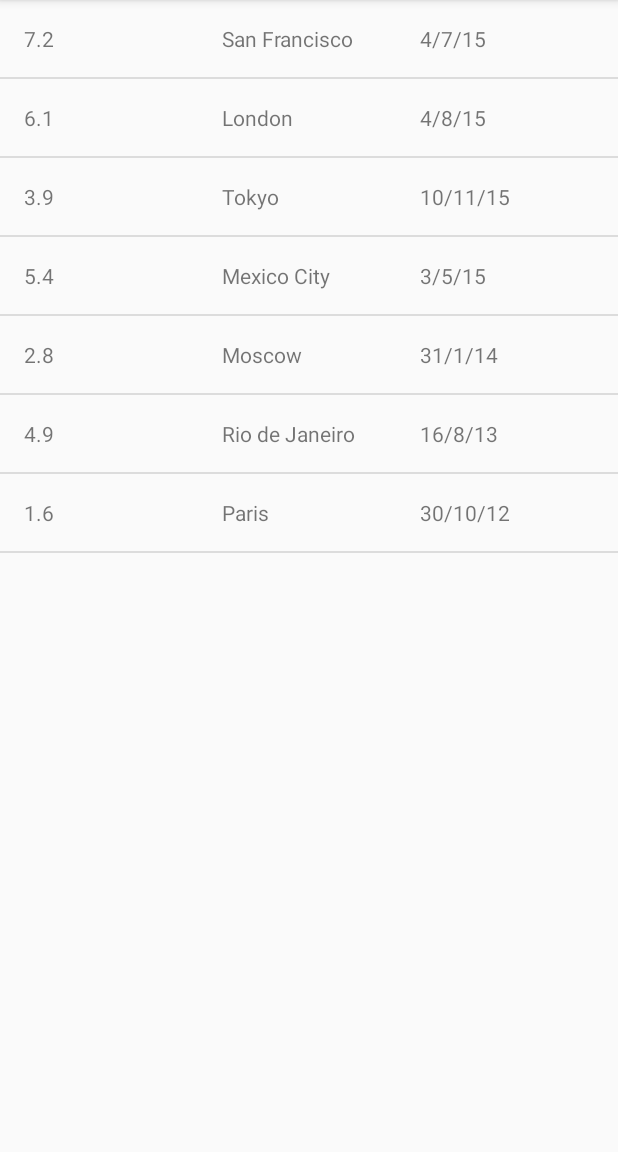
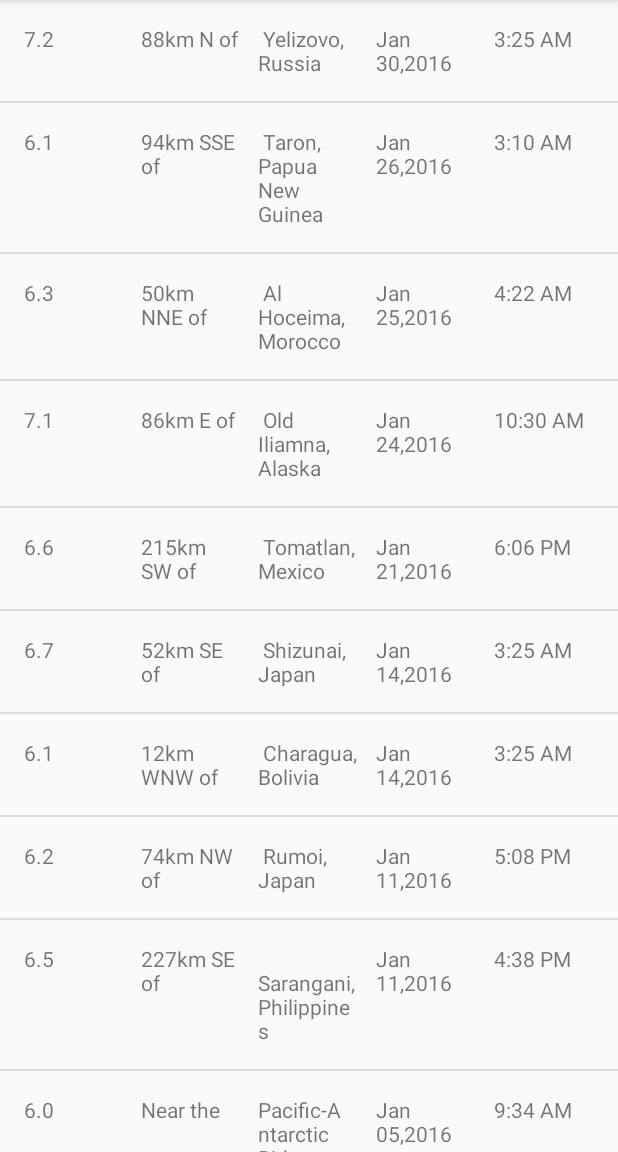
Before and after one commit to saijishnuvardhan/AndroidProjects, an Android app: the screen it shows after launch (EarthquakeActivity), on a phone screen of 412 x 824 dp, the part 84-1236 px from its top. Run offline under Robolectric (Android 15) with nearby library versions, the phone set to English and light mode, and no system bars.

Commit message:
Hardcoded it

```diff
--- a/QuakeReport/app/src/main/java/com/example/android/quakereport/EarthquakeActivity.java
+++ b/QuakeReport/app/src/main/java/com/example/android/quakereport/EarthquakeActivity.java
@@ -33,15 +33,16 @@ public class EarthquakeActivity extends AppCompatActivity {
 
         // Create a fake list of earthquake locations.
         ArrayList<Quake> earthquakes = new ArrayList<>();
-        earthquakes.add(new Quake("7.2","San Francisco","4/7/15"));
-        earthquakes.add(new Quake("6.1","London","4/8/15"));
-        earthquakes.add(new Quake("3.9","Tokyo","10/11/15"));
-        earthquakes.add(new Quake("5.4","Mexico City","3/5/15"));
-        earthquakes.add(new Quake("2.8","Moscow","31/1/14"));
-        earthquakes.add(new Quake("4.9","Rio de Janeiro","16/8/13"));
-        earthquakes.add(new Quake("1.6","Paris","30/10/12"));
+//        earthquakes.add(new Quake("7.2","San Francisco","4/7/15"));
+//        earthquakes.add(new Quake("6.1","London","4/8/15"));
+//        earthquakes.add(new Quake("3.9","Tokyo","10/11/15"));
+//        earthquakes.add(new Quake("5.4","Mexico City","3/5/15"));
+//        earthquakes.add(new Quake("2.8","Moscow","31/1/14"));
+//        earthquakes.add(new Quake("4.9","Rio de Janeiro","16/8/13"));
+//        earthquakes.add(new Quake("1.6","Paris","30/10/12"));
 
         // Find a reference to the {@link ListView} in the layout
+        earthquakes=QueryUtils.extractEarthquakes();
         ListView earthquakeListView = (ListView) findViewById(R.id.list);
 
         // Create a new {@link ArrayAdapter} of earthquakes
--- a/QuakeReport/app/src/main/java/com/example/android/quakereport/Quake.java
+++ b/QuakeReport/app/src/main/java/com/example/android/quakereport/Quake.java
@@ -1,21 +1,26 @@
 package com.example.android.quakereport;
-
-import android.support.v7.app.AppCompatActivity;
-import android.os.Bundle;
 
 public class Quake {
 
-    private String magnitude;
+    double magnitude;
+    private String direction;
     private String city;
     private String dat;
+    private String time;
 
-    public Quake(String m,String c,String d){
+    public Quake(double m,String dir,String c,String d,String t){
         magnitude=m;
         city=c;
         dat=d;
+        direction=dir;
+        time=t;
     }
 
-    public String getMagnitude(){
+    public String getDirection() {
+        return direction;
+    }
+
+    public double getMagnitude(){
         return magnitude;
     }
 
@@ -26,4 +31,8 @@ public class Quake {
     public String getDate(){
         return dat;
     }
+
+    public String getTime() {
+        return time;
+    }
 }
--- a/QuakeReport/app/src/main/java/com/example/android/quakereport/Quake_adapter.java
+++ b/QuakeReport/app/src/main/java/com/example/android/quakereport/Quake_adapter.java
@@ -11,6 +11,7 @@ import android.view.ViewGroup;
 import android.widget.ArrayAdapter;
 import android.widget.TextView;
 
+import java.text.DecimalFormat;
 import java.util.List;
 
 public class Quake_adapter extends ArrayAdapter<Quake> {
@@ -28,7 +29,12 @@ public class Quake_adapter extends ArrayAdapter<Quake> {
         Quake currentpos=getItem(position);
 
         TextView mag=(TextView)Quakeitem.findViewById(R.id.magnitude);
-        mag.setText(currentpos.getMagnitude());
+        DecimalFormat decimalFormat=new DecimalFormat("0.0");
+        String magnitude=decimalFormat.format(currentpos.getMagnitude());
+        mag.setText(magnitude);
+
+        TextView direction=(TextView)Quakeitem.findViewById(R.id.direction);
+        direction.setText(currentpos.getDirection());
 
         TextView city=(TextView)Quakeitem.findViewById(R.id.city);
         city.setText(currentpos.getCity());
@@ -36,6 +42,9 @@ public class Quake_adapter extends ArrayAdapter<Quake> {
         TextView date=(TextView)Quakeitem.findViewById(R.id.date);
         date.setText(currentpos.getDate());
 
+        TextView time=(TextView)Quakeitem.findViewById(R.id.time);
+        time.setText(currentpos.getTime());
+
         return Quakeitem;
     }
 }
--- /dev/null
+++ b/QuakeReport/app/src/main/java/com/example/android/quakereport/QueryUtils.java
@@ -0,0 +1,98 @@
+package com.example.android.quakereport;
+
+
+import android.util.Log;
+
+import org.json.JSONArray;
+import org.json.JSONException;
+import org.json.JSONObject;
+
+import java.text.SimpleDateFormat;
+import java.util.ArrayList;
+import java.util.Date;
+
+/**
+ * Helper methods related to requesting and receiving earthquake data from USGS.
+ */
+public final class QueryUtils {
+
+    /** Sample JSON response for a USGS query */
+    private static final String SAMPLE_JSON_RESPONSE = "{\"type\":\"FeatureCollection\",\"metadata\":{\"generated\":1462295443000,\"url\":\"http://earthquake.usgs.gov/fdsnws/event/1/query?format=geojson&starttime=2016-01-01&endtime=2016-01-31&minmag=6&limit=10\",\"title\":\"USGS Earthquakes\",\"status\":200,\"api\":\"1.5.2\",\"limit\":10,\"offset\":1,\"count\":10},\"features\":[{\"type\":\"Feature\",\"properties\":{\"mag\":7.2,\"place\":\"88km N of Yelizovo, Russia\",\"time\":1454124312220,\"updated\":1460674294040,\"tz\":720,\"url\":\"http://earthquake.usgs.gov/earthquakes/eventpage/us20004vvx\",\"detail\":\"http://earthquake.usgs.gov/fdsnws/event/1/query?eventid=us20004vvx&format=geojson\",\"felt\":2,\"cdi\":3.4,\"mmi\":5.82,\"alert\":\"green\",\"status\":\"reviewed\",\"tsunami\":1,\"sig\":798,\"net\":\"us\",\"code\":\"20004vvx\",\"ids\":\",at00o1qxho,pt16030050,us20004vvx,gcmt20160130032510,\",\"sources\":\",at,pt,us,gcmt,\",\"types\":\",cap,dyfi,finite-fault,general-link,general-text,geoserve,impact-link,impact-text,losspager,moment-tensor,nearby-cities,origin,phase-data,shakemap,tectonic-summary,\",\"nst\":null,\"dmin\":0.958,\"rms\":1.19,\"gap\":17,\"magType\":\"mww\",\"type\":\"earthquake\",\"title\":\"M 7.2 - 88km N of Yelizovo, Russia\"},\"geometry\":{\"type\":\"Point\",\"coordinates\":[158.5463,53.9776,177]},\"id\":\"us20004vvx\"},\n" +
+            "{\"type\":\"Feature\",\"properties\":{\"mag\":6.1,\"place\":\"94km SSE of Taron, Papua New Guinea\",\"time\":1453777820750,\"updated\":1460156775040,\"tz\":600,\"url\":\"http://earthquake.usgs.gov/earthquakes/eventpage/us20004uks\",\"detail\":\"http://earthquake.usgs.gov/fdsnws/event/1/query?eventid=us20004uks&format=geojson\",\"felt\":null,\"cdi\":null,\"mmi\":4.1,\"alert\":\"green\",\"status\":\"reviewed\",\"tsunami\":1,\"sig\":572,\"net\":\"us\",\"code\":\"20004uks\",\"ids\":\",us20004uks,gcmt20160126031023,\",\"sources\":\",us,gcmt,\",\"types\":\",cap,geoserve,losspager,moment-tensor,nearby-cities,origin,phase-data,shakemap,tectonic-summary,\",\"nst\":null,\"dmin\":1.537,\"rms\":0.74,\"gap\":25,\"magType\":\"mww\",\"type\":\"earthquake\",\"title\":\"M 6.1 - 94km SSE of Taron, Papua New Guinea\"},\"geometry\":{\"type\":\"Point\",\"coordinates\":[153.2454,-5.2952,26]},\"id\":\"us20004uks\"},\n" +
+            "{\"type\":\"Feature\",\"properties\":{\"mag\":6.3,\"place\":\"50km NNE of Al Hoceima, Morocco\",\"time\":1453695722730,\"updated\":1460156773040,\"tz\":0,\"url\":\"http://earthquake.usgs.gov/earthquakes/eventpage/us10004gy9\",\"detail\":\"http://earthquake.usgs.gov/fdsnws/event/1/query?eventid=us10004gy9&format=geojson\",\"felt\":117,\"cdi\":7.2,\"mmi\":5.28,\"alert\":\"green\",\"status\":\"reviewed\",\"tsunami\":0,\"sig\":695,\"net\":\"us\",\"code\":\"10004gy9\",\"ids\":\",us10004gy9,gcmt20160125042203,\",\"sources\":\",us,gcmt,\",\"types\":\",cap,dyfi,geoserve,impact-text,losspager,moment-tensor,nearby-cities,origin,phase-data,shakemap,tectonic-summary,\",\"nst\":null,\"dmin\":2.201,\"rms\":0.92,\"gap\":20,\"magType\":\"mww\",\"type\":\"earthquake\",\"title\":\"M 6.3 - 50km NNE of Al Hoceima, Morocco\"},\"geometry\":{\"type\":\"Point\",\"coordinates\":[-3.6818,35.6493,12]},\"id\":\"us10004gy9\"},\n" +
+            "{\"type\":\"Feature\",\"properties\":{\"mag\":7.1,\"place\":\"86km E of Old Iliamna, Alaska\",\"time\":1453631430230,\"updated\":1460156770040,\"tz\":-540,\"url\":\"http://earthquake.usgs.gov/earthquakes/eventpage/us10004gqp\",\"detail\":\"http://earthquake.usgs.gov/fdsnws/event/1/query?eventid=us10004gqp&format=geojson\",\"felt\":1816,\"cdi\":7.2,\"mmi\":6.6,\"alert\":\"green\",\"status\":\"reviewed\",\"tsunami\":1,\"sig\":1496,\"net\":\"us\",\"code\":\"10004gqp\",\"ids\":\",at00o1gd6r,us10004gqp,ak12496371,gcmt20160124103030,\",\"sources\":\",at,us,ak,gcmt,\",\"types\":\",cap,dyfi,finite-fault,general-link,general-text,geoserve,impact-link,impact-text,losspager,moment-tensor,nearby-cities,origin,phase-data,shakemap,tectonic-summary,trump-origin,\",\"nst\":null,\"dmin\":0.72,\"rms\":2.11,\"gap\":19,\"magType\":\"mww\",\"type\":\"earthquake\",\"title\":\"M 7.1 - 86km E of Old Iliamna, Alaska\"},\"geometry\":{\"type\":\"Point\",\"coordinates\":[-153.4051,59.6363,129]},\"id\":\"us10004gqp\"},\n" +
+            "{\"type\":\"Feature\",\"properties\":{\"mag\":6.6,\"place\":\"215km SW of Tomatlan, Mexico\",\"time\":1453399617650,\"updated\":1459963829040,\"tz\":-420,\"url\":\"http://earthquake.usgs.gov/earthquakes/eventpage/us10004g4l\",\"detail\":\"http://earthquake.usgs.gov/fdsnws/event/1/query?eventid=us10004g4l&format=geojson\",\"felt\":11,\"cdi\":2.7,\"mmi\":3.92,\"alert\":\"green\",\"status\":\"reviewed\",\"tsunami\":1,\"sig\":673,\"net\":\"us\",\"code\":\"10004g4l\",\"ids\":\",at00o1bebo,pt16021050,us10004g4l,gcmt20160121180659,\",\"sources\":\",at,pt,us,gcmt,\",\"types\":\",cap,dyfi,geoserve,impact-link,impact-text,losspager,moment-tensor,nearby-cities,origin,phase-data,shakemap,tectonic-summary,\",\"nst\":null,\"dmin\":2.413,\"rms\":0.98,\"gap\":74,\"magType\":\"mww\",\"type\":\"earthquake\",\"title\":\"M 6.6 - 215km SW of Tomatlan, Mexico\"},\"geometry\":{\"type\":\"Point\",\"coordinates\":[-106.9337,18.8239,10]},\"id\":\"us10004g4l\"},\n" +
+            "{\"type\":\"Feature\",\"properties\":{\"mag\":6.7,\"place\":\"52km SE of Shizunai, Japan\",\"time\":1452741933640,\"updated\":1459304879040,\"tz\":540,\"url\":\"http://earthquake.usgs.gov/earthquakes/eventpage/us10004ebx\",\"detail\":\"http://earthquake.usgs.gov/fdsnws/event/1/query?eventid=us10004ebx&format=geojson\",\"felt\":51,\"cdi\":5.8,\"mmi\":6.45,\"alert\":\"green\",\"status\":\"reviewed\",\"tsunami\":1,\"sig\":720,\"net\":\"us\",\"code\":\"10004ebx\",\"ids\":\",us10004ebx,pt16014050,at00o0xauk,gcmt20160114032534,\",\"sources\":\",us,pt,at,gcmt,\",\"types\":\",associate,cap,dyfi,geoserve,impact-link,impact-text,losspager,moment-tensor,nearby-cities,origin,phase-data,shakemap,\",\"nst\":null,\"dmin\":0.281,\"rms\":0.98,\"gap\":22,\"magType\":\"mww\",\"type\":\"earthquake\",\"title\":\"M 6.7 - 52km SE of Shizunai, Japan\"},\"geometry\":{\"type\":\"Point\",\"coordinates\":[142.781,41.9723,46]},\"id\":\"us10004ebx\"},\n" +
+            "{\"type\":\"Feature\",\"properties\":{\"mag\":6.1,\"place\":\"12km WNW of Charagua, Bolivia\",\"time\":1452741928270,\"updated\":1459304879040,\"tz\":-240,\"url\":\"http://earthquake.usgs.gov/earthquakes/eventpage/us10004ebw\",\"detail\":\"http://earthquake.usgs.gov/fdsnws/event/1/query?eventid=us10004ebw&format=geojson\",\"felt\":3,\"cdi\":2.2,\"mmi\":2.21,\"alert\":\"green\",\"status\":\"reviewed\",\"tsunami\":0,\"sig\":573,\"net\":\"us\",\"code\":\"10004ebw\",\"ids\":\",us10004ebw,gcmt20160114032528,\",\"sources\":\",us,gcmt,\",\"types\":\",cap,dyfi,geoserve,impact-text,losspager,moment-tensor,nearby-cities,origin,phase-data,shakemap,tectonic-summary,\",\"nst\":null,\"dmin\":5.492,\"rms\":1.04,\"gap\":16,\"magType\":\"mww\",\"type\":\"earthquake\",\"title\":\"M 6.1 - 12km WNW of Charagua, Bolivia\"},\"geometry\":{\"type\":\"Point\",\"coordinates\":[-63.3288,-19.7597,582.56]},\"id\":\"us10004ebw\"},\n" +
+            "{\"type\":\"Feature\",\"properties\":{\"mag\":6.2,\"place\":\"74km NW of Rumoi, Japan\",\"time\":1452532083920,\"updated\":1459304875040,\"tz\":540,\"url\":\"http://earthquake.usgs.gov/earthquakes/eventpage/us10004djn\",\"detail\":\"http://earthquake.usgs.gov/fdsnws/event/1/query?eventid=us10004djn&format=geojson\",\"felt\":8,\"cdi\":3.4,\"mmi\":3.74,\"alert\":\"green\",\"status\":\"reviewed\",\"tsunami\":0,\"sig\":594,\"net\":\"us\",\"code\":\"10004djn\",\"ids\":\",us10004djn,gcmt20160111170803,\",\"sources\":\",us,gcmt,\",\"types\":\",cap,dyfi,geoserve,impact-text,losspager,moment-tensor,nearby-cities,origin,phase-data,shakemap,tectonic-summary,\",\"nst\":null,\"dmin\":1.139,\"rms\":0.96,\"gap\":33,\"magType\":\"mww\",\"type\":\"earthquake\",\"title\":\"M 6.2 - 74km NW of Rumoi, Japan\"},\"geometry\":{\"type\":\"Point\",\"coordinates\":[141.0867,44.4761,238.81]},\"id\":\"us10004djn\"},\n" +
+            "{\"type\":\"Feature\",\"properties\":{\"mag\":6.5,\"place\":\"227km SE of Sarangani, Philippines\",\"time\":1452530285900,\"updated\":1459304874040,\"tz\":480,\"url\":\"http://earthquake.usgs.gov/earthquakes/eventpage/us10004dj5\",\"detail\":\"http://earthquake.usgs.gov/fdsnws/event/1/query?eventid=us10004dj5&format=geojson\",\"felt\":1,\"cdi\":2.7,\"mmi\":7.5,\"alert\":\"green\",\"status\":\"reviewed\",\"tsunami\":1,\"sig\":650,\"net\":\"us\",\"code\":\"10004dj5\",\"ids\":\",at00o0srjp,pt16011050,us10004dj5,gcmt20160111163807,\",\"sources\":\",at,pt,us,gcmt,\",\"types\":\",cap,dyfi,geoserve,impact-link,impact-text,losspager,moment-tensor,nearby-cities,origin,phase-data,shakemap,tectonic-summary,\",\"nst\":null,\"dmin\":3.144,\"rms\":0.72,\"gap\":22,\"magType\":\"mww\",\"type\":\"earthquake\",\"title\":\"M 6.5 - 227km SE of Sarangani, Philippines\"},\"geometry\":{\"type\":\"Point\",\"coordinates\":[126.8621,3.8965,13]},\"id\":\"us10004dj5\"},\n" +
+            "{\"type\":\"Feature\",\"properties\":{\"mag\":6,\"place\":\"Pacific-Antarctic Ridge\",\"time\":1451986454620,\"updated\":1459202978040,\"tz\":-540,\"url\":\"http://earthquake.usgs.gov/earthquakes/eventpage/us10004bgk\",\"detail\":\"http://earthquake.usgs.gov/fdsnws/event/1/query?eventid=us10004bgk&format=geojson\",\"felt\":0,\"cdi\":1,\"mmi\":0,\"alert\":\"green\",\"status\":\"reviewed\",\"tsunami\":0,\"sig\":554,\"net\":\"us\",\"code\":\"10004bgk\",\"ids\":\",us10004bgk,gcmt20160105093415,\",\"sources\":\",us,gcmt,\",\"types\":\",cap,dyfi,geoserve,losspager,moment-tensor,nearby-cities,origin,phase-data,shakemap,\",\"nst\":null,\"dmin\":30.75,\"rms\":0.67,\"gap\":71,\"magType\":\"mww\",\"type\":\"earthquake\",\"title\":\"M 6.0 - Pacific-Antarctic Ridge\"},\"geometry\":{\"type\":\"Point\",\"coordinates\":[-136.2603,-54.2906,10]},\"id\":\"us10004bgk\"}],\"bbox\":[-153.4051,-54.2906,10,158.5463,59.6363,582.56]}";
+
+    /**
+     * Create a private constructor because no one should ever create a {@link QueryUtils} object.
+     * This class is only meant to hold static variables and methods, which can be accessed
+     * directly from the class name QueryUtils (and an object instance of QueryUtils is not needed).
+     */
+    private QueryUtils() {
+    }
+
+    /**
+     * Return a list of {@link Quake} objects that has been built up from
+     * parsing a JSON response.
+     */
+    public static ArrayList<Quake> extractEarthquakes() {
+
+        // Create an empty ArrayList that we can start adding earthquakes to
+        ArrayList<Quake> earthquakes = new ArrayList<>();
+
+
+
+        // Try to parse the SAMPLE_JSON_RESPONSE. If there's a problem with the way the JSON
+        // is formatted, a JSONException exception object will be thrown.
+        // Catch the exception so the app doesn't crash, and print the error message to the logs.
+        try {
+            JSONObject Root=new JSONObject(SAMPLE_JSON_RESPONSE);
+            JSONArray features=Root.optJSONArray("features");
+            for(int i=0;i<10;i++){
+                String[] s=new String[2];
+                JSONObject count=features.optJSONObject(i);
+                JSONObject properties=count.optJSONObject("properties");
+                double mag=Double.parseDouble(properties.optString("mag").toString());
+                String place=properties.getString("place").toString();
+                String time=properties.getString("time").toString();
+                long timeinmill=Long.parseLong(time);
+                boolean contains= place.contains("of");
+                if(contains){
+                    s=place.split("of");
+                    s[0]=s[0]+"of";
+                }
+                else{
+                    s[0]="Near the ";
+                    s[1]="Pacific-Antarctic Ridge";
+                }
+                Date dateobject=new Date(timeinmill);
+                SimpleDateFormat dateFormat=new SimpleDateFormat("MMM DD,yyyy");
+                String dateo=dateFormat.format(dateobject);
+                SimpleDateFormat timeFormat=new SimpleDateFormat("h:mm a");
+                String timeo=timeFormat.format(timeinmill);
+                earthquakes.add(new Quake(mag,s[0],s[1],dateo,timeo));
+            }
+
+
+
+
+            // TODO: Parse the response given by the SAMPLE_JSON_RESPONSE string and
+            // build up a list of Earthquake objects with the corresponding data.
+
+        } catch (JSONException h) {
+            // If an error is thrown when executing any of the above statements in the "try" block,
+            // catch the exception here, so the app doesn't crash. Print a log message
+            // with the message from the exception.
+            Log.e("QueryUtils", "Problem parsing the earthquake JSON results", h);
+        }
+
+        // Return the list of earthquakes
+        return earthquakes;
+    }
+
+}
--- a/QuakeReport/app/src/main/res/layout/activity_quake.xml
+++ b/QuakeReport/app/src/main/res/layout/activity_quake.xml
@@ -14,7 +14,14 @@
         android:layout_weight="1"
         android:text="6.5"
         android:id="@+id/magnitude"
-        android:layout_marginRight="16dp"
+        android:layout_marginRight="12dp"
+        />
+    <TextView
+        android:layout_width="0dp"
+        android:layout_height="wrap_content"
+        android:layout_weight="1"
+        android:layout_marginRight="12dp"
+        android:id="@+id/direction"
         />
     <TextView
         android:layout_width="0dp"
@@ -25,14 +32,22 @@
         android:id="@+id/city"
 
         />
+
     <TextView
         android:layout_width="0dp"
         android:layout_height="wrap_content"
         android:layout_weight="1"
         android:text="15/7/15"
         android:layout_toRightOf="@+id/city"
-        android:layout_marginLeft="16dp"
+        android:layout_marginLeft="12dp"
         android:id="@+id/date"/>
+    <TextView
+        android:layout_width="0dp"
+        android:layout_height="wrap_content"
+        android:layout_weight="1"
+        tools:text="3:00PM"
+        android:layout_marginLeft="12dp"
+        android:id="@+id/time"/>
 
 
 </LinearLayout>
```
